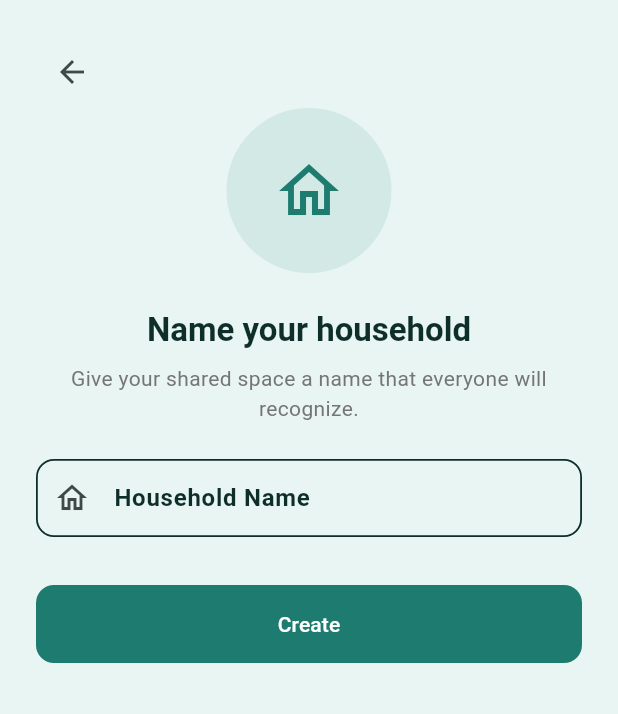
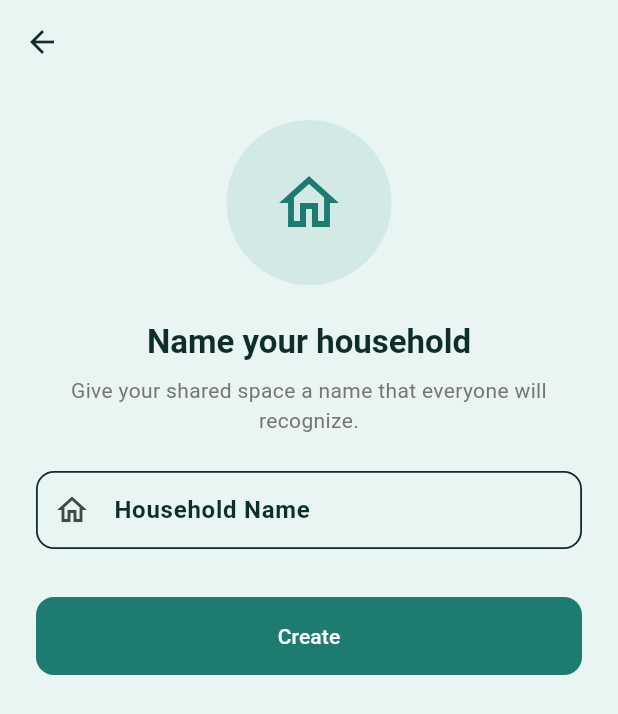
Before and after one commit to MustafaElayyan/Roommater, a Flutter app: the CreateHouseholdScreen screen opened by its route, on a phone screen of 412 x 824 dp. Shown: the top 714 px of the screen. Run offline on Flutter 3.47's test engine with Material 3 defaults, Android fonts, the phone set to English and light mode, and no system bars; our stand-ins replace cloud_firestore, firebase_auth, firebase_core, firebase_storage, flutter_riverpod, go_router; accounts and stored records are empty.

Commit message:
fix: align back arrows in app bars and add missing app bars
Co-authored-by: 5maaaaaaaaaaaa7 <64691607+5maaaaaaaaaaaa7@users.noreply.github.com>
Agent-Logs-Url: https://github.com/MustafaElayyan/Roommater/sessions/1756f9ce-715a-4bf5-aeb6-b02308162315

```diff
--- a/lib/features/household/presentation/screens/create_household_screen.dart
+++ b/lib/features/household/presentation/screens/create_household_screen.dart
@@ -4,8 +4,22 @@ import 'package:go_router/go_router.dart';
 import '../../../../app/router/app_routes.dart';
 import '../../../../core/theme/app_colors.dart';
 
-class CreateHouseholdScreen extends StatelessWidget {
+class CreateHouseholdScreen extends StatefulWidget {
   const CreateHouseholdScreen({super.key});
+
+  @override
+  State<CreateHouseholdScreen> createState() => _CreateHouseholdScreenState();
+}
+
+class _CreateHouseholdScreenState extends State<CreateHouseholdScreen> {
+  final _formKey = GlobalKey<FormState>();
+  final _householdNameController = TextEditingController();
+
+  @override
+  void dispose() {
+    _householdNameController.dispose();
+    super.dispose();
+  }
 
   @override
   Widget build(BuildContext context) {
@@ -17,19 +31,22 @@ class CreateHouseholdScreen extends StatelessWidget {
         }
       },
       child: Scaffold(
-        body: SingleChildScrollView(
-          child: Padding(
-            padding: const EdgeInsets.all(24),
-            child: Column(
-              crossAxisAlignment: CrossAxisAlignment.stretch,
-              children: [
-                Align(
-                  alignment: Alignment.centerLeft,
-                  child: IconButton(
+        appBar: AppBar(
+          backgroundColor: Colors.transparent,
+          elevation: 0,
+          leading: IconButton(
             icon: const Icon(Icons.arrow_back),
             onPressed: () => context.go(AppRoutes.noHousehold),
           ),
         ),
+        body: SingleChildScrollView(
+          child: Padding(
+            padding: const EdgeInsets.all(24),
+            child: Form(
+              key: _formKey,
+              child: Column(
+                crossAxisAlignment: CrossAxisAlignment.stretch,
+                children: [
                   Center(
                     child: Container(
                       width: 110,
@@ -62,7 +79,8 @@ class CreateHouseholdScreen extends StatelessWidget {
                     textAlign: TextAlign.center,
                   ),
                   const SizedBox(height: 24),
-                TextField(
+                  TextFormField(
+                    controller: _householdNameController,
                     decoration: InputDecoration(
                       labelText: 'Household Name',
                       hintText: 'e.g., Sunset Apartment 4B',
@@ -71,13 +89,23 @@ class CreateHouseholdScreen extends StatelessWidget {
                         borderRadius: BorderRadius.circular(12),
                       ),
                     ),
+                    validator: (value) {
+                      if (value == null || value.trim().isEmpty) {
+                        return 'Household name is required';
+                      }
+                      return null;
+                    },
                   ),
                   const SizedBox(height: 32),
                   SizedBox(
                     width: double.infinity,
                     height: 52,
                     child: FilledButton(
-                    onPressed: () => context.go(AppRoutes.home),
+                      onPressed: () {
+                        if (_formKey.currentState!.validate()) {
+                          context.go(AppRoutes.home);
+                        }
+                      },
                       style: FilledButton.styleFrom(
                         backgroundColor: AppColors.primary,
                         shape: RoundedRectangleBorder(
@@ -92,6 +120,7 @@ class CreateHouseholdScreen extends StatelessWidget {
             ),
           ),
         ),
+      ),
     );
   }
 }
```
Also changed, not shown: lib/features/auth/presentation/screens/auth_choice_screen.dart (+9 -10 lines), lib/features/auth/presentation/screens/login_screen.dart (+9 -0 lines), lib/features/auth/presentation/screens/register_screen.dart (+9 -0 lines), lib/features/events/presentation/screens/create_event_screen.dart (+8 -0 lines), lib/features/events/presentation/screens/event_detail_screen.dart (+10 -0 lines), lib/features/events/presentation/screens/events_screen.dart (+7 -0 lines), lib/features/expenses/presentation/screens/create_expense_screen.dart (+8 -0 lines), lib/features/expenses/presentation/screens/expenses_screen.dart (+7 -0 lines), lib/features/grocery/presentation/screens/grocery_screen.dart (+10 -0 lines), lib/features/household/presentation/screens/join_household_screen.dart (+8 -7 lines), lib/features/household/presentation/screens/manage_members_screen.dart (+10 -0 lines), lib/features/household/presentation/screens/no_household_screen.dart (+8 -7 lines), lib/features/notifications/presentation/screens/notifications_screen.dart (+10 -0 lines), lib/features/profile/presentation/screens/profile_screen.dart (+10 -0 lines), 3 more files, 1 other file. Lines whose indentation alone changed are shown as unchanged.
